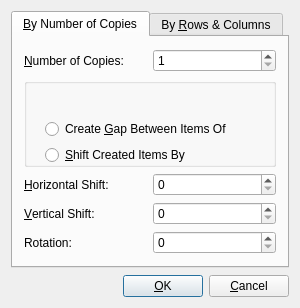
The window that scribus/ui/multipleduplicate.ui (scribusproject/scribus) describes before a commit, drawn with Qt 5.
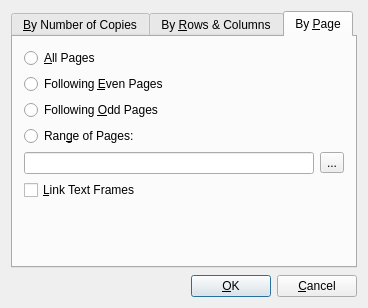
The same window after the commit. The open tabs and pages were chosen to show the change. Custom widgets are drawn as their Qt base class.

Commit message: #15438: Multiple duplicate on pages

Diff of the .ui file:
```diff
--- a/scribus/ui/multipleduplicate.ui
+++ b/scribus/ui/multipleduplicate.ui
@@ -9,7 +9,7 @@
    <rect>
     <x>0</x>
     <y>0</y>
-    <width>300</width>
+    <width>329</width>
     <height>302</height>
    </rect>
   </property>
@@ -350,6 +350,95 @@
        </item>
       </layout>
      </widget>
+     <widget class="QWidget" name="tab3">
+      <attribute name="title">
+       <string>By &amp;Page</string>
+      </attribute>
+      <layout class="QVBoxLayout" name="verticalLayout_8">
+       <item>
+        <layout class="QVBoxLayout" name="verticalLayout_7">
+         <item>
+          <widget class="QRadioButton" name="radioButtonPageAll">
+           <property name="text">
+            <string>&amp;All Pages</string>
+           </property>
+           <attribute name="buttonGroup">
+            <string notr="true">buttonGroup</string>
+           </attribute>
+          </widget>
+         </item>
+         <item>
+          <widget class="QRadioButton" name="radioButtonPageEven">
+           <property name="text">
+            <string>Following &amp;Even Pages</string>
+           </property>
+           <attribute name="buttonGroup">
+            <string notr="true">buttonGroup</string>
+           </attribute>
+          </widget>
+         </item>
+         <item>
+          <widget class="QRadioButton" name="radioButtonPageOdd">
+           <property name="text">
+            <string>Following &amp;Odd Pages</string>
+           </property>
+           <attribute name="buttonGroup">
+            <string notr="true">buttonGroup</string>
+           </attribute>
+          </widget>
+         </item>
+         <item>
+          <widget class="QRadioButton" name="radioButtonPageRange">
+           <property name="text">
+            <string>Ran&amp;ge of Pages:</string>
+           </property>
+           <attribute name="buttonGroup">
+            <string notr="true">buttonGroup</string>
+           </attribute>
+          </widget>
+         </item>
+         <item>
+          <layout class="QHBoxLayout" name="horizontalLayout">
+           <item>
+            <widget class="QLineEdit" name="lineEditPageRange"/>
+           </item>
+           <item>
+            <widget class="QToolButton" name="toolButtonPageRange">
+             <property name="text">
+              <string>...</string>
+             </property>
+            </widget>
+           </item>
+          </layout>
+         </item>
+        </layout>
+       </item>
+       <item>
+        <layout class="QVBoxLayout" name="verticalLayout_9">
+         <item>
+          <widget class="QCheckBox" name="checkBoxPageLinkText">
+           <property name="text">
+            <string>&amp;Link Text Frames</string>
+           </property>
+          </widget>
+         </item>
+        </layout>
+       </item>
+       <item>
+        <spacer name="verticalSpacer_5">
+         <property name="orientation">
+          <enum>Qt::Vertical</enum>
+         </property>
+         <property name="sizeHint" stdset="0">
+          <size>
+           <width>20</width>
+           <height>40</height>
+          </size>
+         </property>
+        </spacer>
+       </item>
+      </layout>
+     </widget>
     </widget>
    </item>
    <item>
```
Left out of the diff: 3 changed lines with no effect on the pictures. The commit also changes 8 other files.
